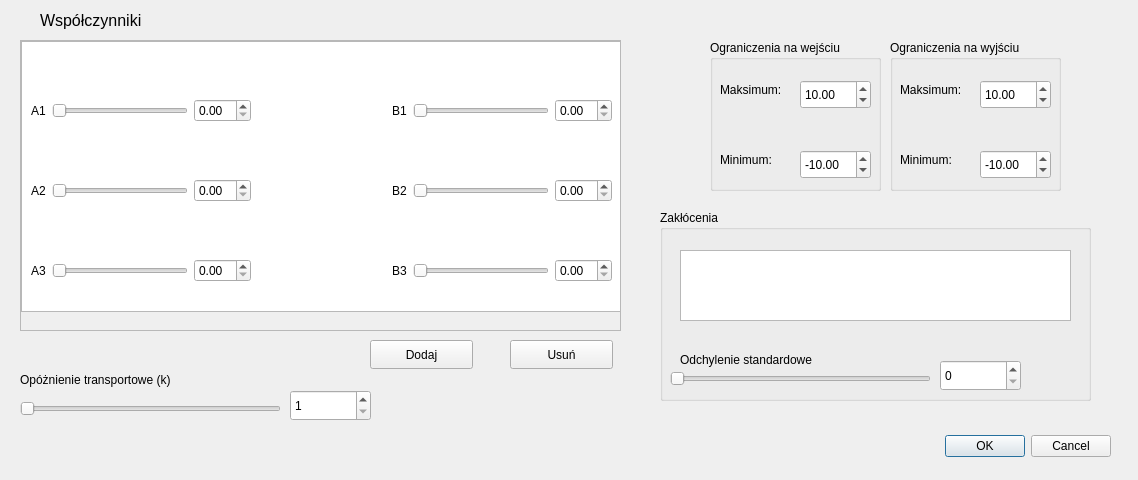
Before: the Qt Designer form dialogarx.ui in KamilWarczekIP/PK-Symulator_UAR, drawn with Qt 5.
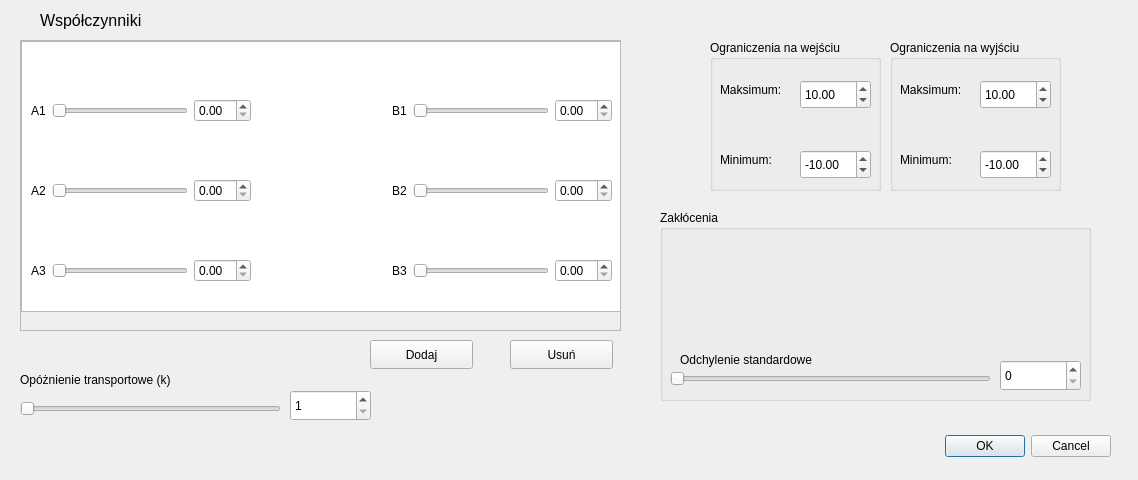
After: the same form once the commit is applied. Icons and pictures are not drawn.

```diff
--- a/dialogarx.ui
+++ b/dialogarx.ui
@@ -470,7 +470,7 @@
    <widget class="QSpinBox" name="spinBox_2">
     <property name="geometry">
      <rect>
-      <x>280</x>
+      <x>340</x>
       <y>150</y>
       <width>81</width>
       <height>31</height>
@@ -482,7 +482,7 @@
      <rect>
       <x>10</x>
       <y>160</y>
-      <width>261</width>
+      <width>321</width>
       <height>18</height>
      </rect>
     </property>
@@ -503,15 +503,16 @@
      <string>Odchylenie standardowe</string>
     </property>
    </widget>
-   <widget class="QGraphicsView" name="graphicsView">
+   <widget class="QWidget" name="verticalLayoutWidget">
     <property name="geometry">
      <rect>
-      <x>20</x>
-      <y>40</y>
-      <width>391</width>
-      <height>71</height>
+      <x>9</x>
+      <y>19</y>
+      <width>421</width>
+      <height>121</height>
      </rect>
     </property>
+    <layout class="QVBoxLayout" name="chart_zaklocenia_view"/>
    </widget>
   </widget>
   <widget class="QLabel" name="label_13">
```
Left out of the diff: 31 changed lines with no effect on the pictures.
